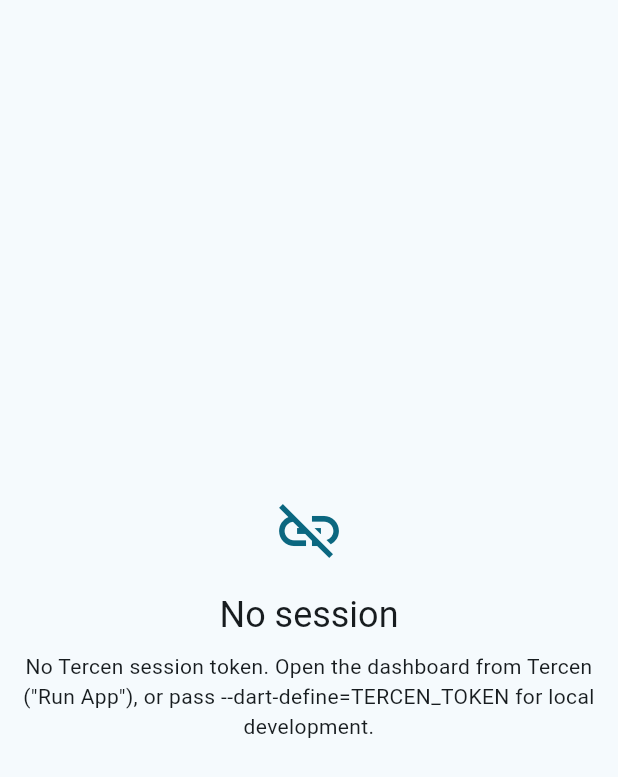
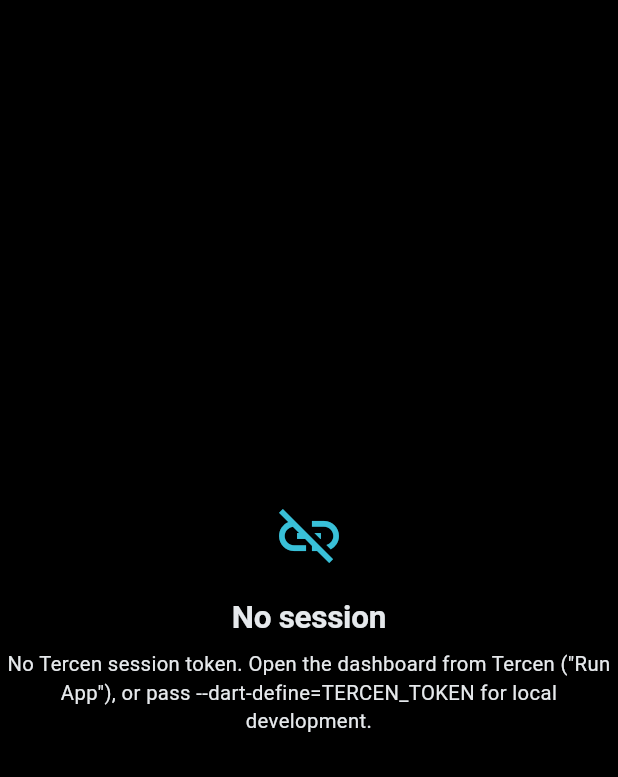
Before and after one commit to tercen/dashboard_operator, a Flutter app: the screen it shows after launch, on a phone screen of 412 x 824 dp. Shown: the top 777 px of the screen. Run offline on Flutter 3.47's test engine with Material 3 defaults, Android fonts, the phone set to English and light mode, and no system bars; our stand-ins replace web; missing offline and left inert: sci_http_client, sci_tercen_client.

Commit message:
Black and white themes, black by default
Explicit ColorSchemes rather than seeded ones: black is a true #000000
ground with panels lifted to #101215 and a cyan accent; white is a paper
ground with the deep-teal accent. Severity (ok/warn/bad/info/neutral) is
a ThemeExtension so state chips read correctly on both grounds instead
of carrying hardcoded light-theme colors. Choice persists in
localStorage and is toggled from the nav rail; the OS preference is
deliberately ignored so the console looks the same everywhere.

Co-Authored-By: Claude Fable 5 <noreply@anthropic.com>
Claude-Session: https://claude.ai/code/session_01GgMi4yui2J2E9DNN5JHNBv

```diff
--- a/lib/src/app.dart
+++ b/lib/src/app.dart
@@ -6,56 +6,66 @@ import 'screens/tasks_screen.dart';
 import 'screens/users_screen.dart';
 import 'screens/workers_screen.dart';
 import 'session.dart';
+import 'theme.dart';
 
-const _seed = Color(0xFF0E7490);
-
-class DashboardApp extends StatelessWidget {
+class DashboardApp extends StatefulWidget {
   final DashboardSession session;
   final Object? initError;
 
   const DashboardApp({super.key, required this.session, this.initError});
 
   @override
+  State<DashboardApp> createState() => _DashboardAppState();
+}
+
+class _DashboardAppState extends State<DashboardApp> {
+  final ThemeController _theme = ThemeController();
+
+  @override
+  void dispose() {
+    _theme.dispose();
+    super.dispose();
+  }
+
+  @override
   Widget build(BuildContext context) {
-    return MaterialApp(
+    return ValueListenableBuilder<ThemeMode>(
+      valueListenable: _theme,
+      builder: (context, mode, _) => MaterialApp(
         title: 'Tercen Dashboard',
         debugShowCheckedModeBanner: false,
-      theme: ThemeData(
-        colorScheme: ColorScheme.fromSeed(seedColor: _seed),
-        useMaterial3: true,
-      ),
-      darkTheme: ThemeData(
-        colorScheme:
-            ColorScheme.fromSeed(seedColor: _seed, brightness: Brightness.dark),
-        useMaterial3: true,
-      ),
-      themeMode: ThemeMode.system,
-      home: initError != null
+        theme: DashboardTheme.light,
+        darkTheme: DashboardTheme.dark,
+        // Black is the default; the viewer's OS preference is deliberately
+        // not consulted — an ops console should look the same everywhere.
+        themeMode: mode,
+        home: widget.initError != null
             ? _MessagePage(
                 icon: Icons.link_off,
                 title: 'No session',
-              message: '$initError')
-          : _RoleGate(session: session),
+                message: '${widget.initError}')
+            : _RoleGate(session: widget.session, theme: _theme),
+      ),
     );
   }
 }
 
 class _RoleGate extends StatelessWidget {
   final DashboardSession session;
-  const _RoleGate({required this.session});
+  final ThemeController theme;
+  const _RoleGate({required this.session, required this.theme});
 
   @override
   Widget build(BuildContext context) {
     if (session.isAdmin) {
-      return DashboardShell(session: session);
+      return DashboardShell(session: session, theme: theme);
     }
     if (session.isManager) {
       // Manager usage views arrive with the UsageService backend (spec §8).
       return const _MessagePage(
         icon: Icons.query_stats,
         title: 'Manager dashboard',
-        message:
-            'Usage views for your organization are coming here. '
+        message: 'Usage views for your organization are coming here. '
             'The current release contains the admin panels only.',
       );
     }
@@ -71,7 +81,9 @@ class _RoleGate extends StatelessWidget {
 
 class DashboardShell extends StatefulWidget {
   final DashboardSession session;
-  const DashboardShell({super.key, required this.session});
+  final ThemeController theme;
+  const DashboardShell(
+      {super.key, required this.session, required this.theme});
 
   @override
   State<DashboardShell> createState() => _DashboardShellState();
@@ -118,19 +130,39 @@ class _DashboardShellState extends State<DashboardShell> {
                 alignment: Alignment.bottomCenter,
                 child: Padding(
                   padding: const EdgeInsets.only(bottom: 16),
-                  child: Tooltip(
+                  child: Column(mainAxisSize: MainAxisSize.min, children: [
+                    ValueListenableBuilder<ThemeMode>(
+                      valueListenable: widget.theme,
+                      builder: (context, _, __) => IconButton(
+                        tooltip: widget.theme.isDark
+                            ? 'Switch to the white theme'
+                            : 'Switch to the black theme',
+                        onPressed: widget.theme.toggle,
+                        icon: Icon(widget.theme.isDark
+                            ? Icons.light_mode_outlined
+                            : Icons.dark_mode_outlined),
+                      ),
+                    ),
+                    const SizedBox(height: 8),
+                    Tooltip(
                       message:
                           '${widget.session.username}@${widget.session.domain.isEmpty ? "default" : widget.session.domain}',
                       child: CircleAvatar(
                         radius: 14,
+                        backgroundColor:
+                            Theme.of(context).colorScheme.primary,
                         child: Text(
                           widget.session.username.isEmpty
                               ? '?'
                               : widget.session.username[0].toUpperCase(),
-                        style: const TextStyle(fontSize: 13),
+                          style: TextStyle(
+                              fontSize: 13,
+                              fontWeight: FontWeight.w600,
+                              color: Theme.of(context).colorScheme.onPrimary),
                         ),
                       ),
                     ),
+                  ]),
                 ),
               ),
             ),
--- a/lib/src/platform/platform_stub.dart
+++ b/lib/src/platform/platform_stub.dart
@@ -10,3 +10,8 @@ String readStoredToken(String key) => '';
 void storeToken(String key, String value) {}
 
 void scrubTokenFromUrl() {}
+
+/// Durable per-browser preferences (theme). No-op off the web.
+String readSetting(String key) => '';
+
+void writeSetting(String key, String value) {}
--- a/lib/src/screens/users_screen.dart
+++ b/lib/src/screens/users_screen.dart
@@ -77,7 +77,7 @@ class _UsersScreenState extends State<UsersScreen> {
                           : Icons.hourglass_empty,
                       size: 18,
                       color: user.isValidated
-                          ? const Color(0xFF186A45)
+                          ? StateChip.colorsFor(context, Severity.ok).$2
                           : Theme.of(context).colorScheme.outline,
                     )),
                     DataCell(Text(formatDate(user.createdDate.value))),
--- /dev/null
+++ b/lib/src/theme.dart
@@ -0,0 +1,303 @@
+import 'package:flutter/material.dart';
+
+import 'platform/platform_stub.dart'
+    if (dart.library.js_interop) 'platform/platform_web.dart' as platform;
+
+/// Semantic colors that are not part of Material's ColorScheme: the
+/// good/warning/critical trio used by state chips and KPI values. Kept
+/// separate from the accent so severity never competes with branding.
+@immutable
+class DashboardColors extends ThemeExtension<DashboardColors> {
+  final Color okBg;
+  final Color okFg;
+  final Color warnBg;
+  final Color warnFg;
+  final Color badBg;
+  final Color badFg;
+  final Color infoBg;
+  final Color infoFg;
+  final Color neutralBg;
+  final Color neutralFg;
+
+  const DashboardColors({
+    required this.okBg,
+    required this.okFg,
+    required this.warnBg,
+    required this.warnFg,
+    required this.badBg,
+    required this.badFg,
+    required this.infoBg,
+    required this.infoFg,
+    required this.neutralBg,
+    required this.neutralFg,
+  });
+
+  static const dark = DashboardColors(
+    okBg: Color(0xFF11291E),
+    okFg: Color(0xFF6FCEA0),
+    warnBg: Color(0xFF2C2210),
+    warnFg: Color(0xFFE3B45B),
+    badBg: Color(0xFF2E1614),
+    badFg: Color(0xFFEE9188),
+    infoBg: Color(0xFF0E2831),
+    infoFg: Color(0xFF5FCEE2),
+    neutralBg: Color(0xFF1A1D21),
+    neutralFg: Color(0xFF9BA3AB),
+  );
+
+  static const light = DashboardColors(
+    okBg: Color(0xFFE2F3EA),
+    okFg: Color(0xFF186A45),
+    warnBg: Color(0xFFF8EEDD),
+    warnFg: Color(0xFF8A5E07),
+    badBg: Color(0xFFFAE8E6),
+    badFg: Color(0xFFA33227),
+    infoBg: Color(0xFFDCEEFB),
+    infoFg: Color(0xFF0B5C8A),
+    neutralBg: Color(0xFFEDF1F3),
+    neutralFg: Color(0xFF5B6C78),
+  );
+
+  @override
+  DashboardColors copyWith({
+    Color? okBg,
+    Color? okFg,
+    Color? warnBg,
+    Color? warnFg,
+    Color? badBg,
+    Color? badFg,
+    Color? infoBg,
+    Color? infoFg,
+    Color? neutralBg,
+    Color? neutralFg,
+  }) {
+    return DashboardColors(
+      okBg: okBg ?? this.okBg,
+      okFg: okFg ?? this.okFg,
+      warnBg: warnBg ?? this.warnBg,
+      warnFg: warnFg ?? this.warnFg,
+      badBg: badBg ?? this.badBg,
+      badFg: badFg ?? this.badFg,
+      infoBg: infoBg ?? this.infoBg,
+      infoFg: infoFg ?? this.infoFg,
+      neutralBg: neutralBg ?? this.neutralBg,
+      neutralFg: neutralFg ?? this.neutralFg,
+    );
+  }
+
+  @override
+  DashboardColors lerp(ThemeExtension<DashboardColors>? other, double t) {
+    if (other is! DashboardColors) return this;
+    return DashboardColors(
+      okBg: Color.lerp(okBg, other.okBg, t)!,
+      okFg: Color.lerp(okFg, other.okFg, t)!,
+      warnBg: Color.lerp(warnBg, other.warnBg, t)!,
+      warnFg: Color.lerp(warnFg, other.warnFg, t)!,
+      badBg: Color.lerp(badBg, other.badBg, t)!,
+      badFg: Color.lerp(badFg, other.badFg, t)!,
+      infoBg: Color.lerp(infoBg, other.infoBg, t)!,
+      infoFg: Color.lerp(infoFg, other.infoFg, t)!,
+      neutralBg: Color.lerp(neutralBg, other.neutralBg, t)!,
+      neutralFg: Color.lerp(neutralFg, other.neutralFg, t)!,
+    );
+  }
+}
+
+/// The two dashboard themes. Black is the default (see [ThemeController]):
+/// this is an operations console, usually left open on a second screen.
+class DashboardTheme {
+  // Black theme — true black ground, panels lifted just enough to read as
+  // surfaces, cyan accent carried over from the specification document.
+  static const _darkGround = Color(0xFF000000);
+  static const _darkSurface = Color(0xFF101215);
+  static const _darkSurfaceHigh = Color(0xFF181B1F);
+  static const _darkOutline = Color(0xFF2A2E33);
+  static const _darkInk = Color(0xFFE6E9EC);
+  static const _darkMuted = Color(0xFF98A2AB);
+  static const _darkAccent = Color(0xFF39C0D8);
+  static const _darkError = Color(0xFFEE9188);
+
+  // White theme — paper ground with a slightly cool grey, deep teal accent.
+  static const _lightGround = Color(0xFFFFFFFF);
+  static const _lightSurface = Color(0xFFFFFFFF);
+  static const _lightSurfaceHigh = Color(0xFFF2F5F7);
+  static const _lightOutline = Color(0xFFDDE4E8);
+  static const _lightInk = Color(0xFF14181B);
+  static const _lightMuted = Color(0xFF5B6C78);
+  static const _lightAccent = Color(0xFF0E7490);
+  static const _lightError = Color(0xFFA33227);
+
+  static ThemeData get dark => _build(
+        brightness: Brightness.dark,
+        ground: _darkGround,
+        surface: _darkSurface,
+        surfaceHigh: _darkSurfaceHigh,
+        outline: _darkOutline,
+        ink: _darkInk,
+        muted: _darkMuted,
+        accent: _darkAccent,
+        error: _darkError,
+        colors: DashboardColors.dark,
+      );
+
+  static ThemeData get light => _build(
+        brightness: Brightness.light,
+        ground: _lightGround,
+        surface: _lightSurface,
+        surfaceHigh: _lightSurfaceHigh,
+        outline: _lightOutline,
+        ink: _lightInk,
+        muted: _lightMuted,
+        accent: _lightAccent,
+        error: _lightError,
+        colors: DashboardColors.light,
+      );
+
+  static ThemeData _build({
+    required Brightness brightness,
+    required Color ground,
+    required Color surface,
+    required Color surfaceHigh,
+    required Color outline,
+    required Color ink,
+    required Color muted,
+    required Color accent,
+    required Color error,
+    required DashboardColors colors,
+  }) {
+    final isDark = brightness == Brightness.dark;
+    final scheme = ColorScheme(
+      brightness: brightness,
+      primary: accent,
+      onPrimary: isDark ? const Color(0xFF04181D) : Colors.white,
+      secondary: accent,
+      onSecondary: isDark ? const Color(0xFF04181D) : Colors.white,
+      error: error,
+      onError: isDark ? const Color(0xFF2E1614) : Colors.white,
+      surface: surface,
+      onSurface: ink,
+      onSurfaceVariant: muted,
+      surfaceContainerHighest: surfaceHigh,
+      outline: outline,
+      outlineVariant: outline,
+    );
+
+    return ThemeData(
+      useMaterial3: true,
+      brightness: brightness,
+      colorScheme: scheme,
+      scaffoldBackgroundColor: ground,
+      canvasColor: ground,
+      dividerColor: outline,
+      dividerTheme: DividerThemeData(color: outline, thickness: 1, space: 1),
+      cardTheme: CardThemeData(
+        color: surface,
+        elevation: 0,
+        margin: EdgeInsets.zero,
+        shape: RoundedRectangleBorder(
+          borderRadius: BorderRadius.circular(8),
+          side: BorderSide(color: outline),
+        ),
+      ),
+      navigationRailTheme: NavigationRailThemeData(
+        backgroundColor: isDark ? const Color(0xFF08090B) : surfaceHigh,
+        indicatorColor: accent.withValues(alpha: isDark ? 0.18 : 0.14),
+        selectedIconTheme: IconThemeData(color: accent, size: 22),
+        unselectedIconTheme: IconThemeData(color: muted, size: 22),
+        selectedLabelTextStyle: TextStyle(
+            color: accent, fontSize: 11.5, fontWeight: FontWeight.w600),
+        unselectedLabelTextStyle: TextStyle(color: muted, fontSize: 11.5),
+      ),
+      dataTableTheme: DataTableThemeData(
+        headingRowColor: WidgetStatePropertyAll(surfaceHigh),
+        headingTextStyle: TextStyle(
+          color: muted,
+          fontSize: 11.5,
+          fontWeight: FontWeight.w700,
+          letterSpacing: 0.6,
+        ),
+        dataTextStyle: TextStyle(color: ink, fontSize: 13.5),
+        dividerThickness: 1,
+      ),
+      dialogTheme: DialogThemeData(
+        backgroundColor: surface,
+        surfaceTintColor: Colors.transparent,
+        shape: RoundedRectangleBorder(
+          borderRadius: BorderRadius.circular(10),
+          side: BorderSide(color: outline),
+        ),
+      ),
+      inputDecorationTheme: InputDecorationTheme(
+        isDense: true,
+        filled: true,
+        fillColor: isDark ? const Color(0xFF0B0D0F) : surfaceHigh,
+        border: OutlineInputBorder(
+          borderRadius: BorderRadius.circular(6),
+          borderSide: BorderSide(color: outline),
+        ),
+        enabledBorder: OutlineInputBorder(
+          borderRadius: BorderRadius.circular(6),
+          borderSide: BorderSide(color: outline),
+        ),
+        focusedBorder: OutlineInputBorder(
+          borderRadius: BorderRadius.circular(6),
+          borderSide: BorderSide(color: accent),
+        ),
+        hintStyle: TextStyle(color: muted, fontSize: 13),
+      ),
+      snackBarTheme: SnackBarThemeData(
+        backgroundColor: surfaceHigh,
+        contentTextStyle: TextStyle(color: ink),
+        behavior: SnackBarBehavior.floating,
+      ),
+      tooltipTheme: TooltipThemeData(
+        decoration: BoxDecoration(
+          color: isDark ? const Color(0xFF23272C) : const Color(0xFF14181B),
+          borderRadius: BorderRadius.circular(4),
+        ),
+        textStyle: const TextStyle(color: Colors.white, fontSize: 12),
+      ),
+      iconTheme: IconThemeData(color: muted),
+      textTheme: Typography.material2021(
+        platform: TargetPlatform.linux,
+      ).black.apply(bodyColor: ink, displayColor: ink).copyWith(
+            headlineSmall: TextStyle(
+                color: ink,
+                fontSize: 21,
+                fontWeight: FontWeight.w600,
+                letterSpacing: -0.2),
+            titleMedium: TextStyle(
+                color: ink, fontSize: 15.5, fontWeight: FontWeight.w600),
+            titleSmall: TextStyle(
+                color: ink, fontSize: 13.5, fontWeight: FontWeight.w600),
+            bodyMedium: TextStyle(color: ink, fontSize: 13.5),
+            bodySmall: TextStyle(color: muted, fontSize: 12.5),
+            labelSmall: TextStyle(
+                color: muted,
+                fontSize: 11,
+                fontWeight: FontWeight.w700,
+                letterSpacing: 0.7),
+          ),
+      extensions: [colors],
+    );
+  }
+}
+
+/// Holds the selected theme. Defaults to black and remembers the choice
+/// per browser (localStorage); storage failures degrade to the default.
+class ThemeController extends ValueNotifier<ThemeMode> {
+  static const _storageKey = 'tercen.dashboard.theme';
+
+  ThemeController() : super(ThemeMode.dark) {
+    final stored = platform.readSetting(_storageKey);
+    if (stored == 'light') value = ThemeMode.light;
+    if (stored == 'dark') value = ThemeMode.dark;
+  }
+
+  bool get isDark => value == ThemeMode.dark;
+
+  void toggle() {
+    value = isDark ? ThemeMode.light : ThemeMode.dark;
+    platform.writeSetting(_storageKey, isDark ? 'dark' : 'light');
+  }
+}
```
Also changed, not shown: lib/src/platform/platform_web.dart (+18 -0 lines), lib/src/widgets.dart (+33 -16 lines), 5 other files. Lines whose indentation alone changed are shown as unchanged.
